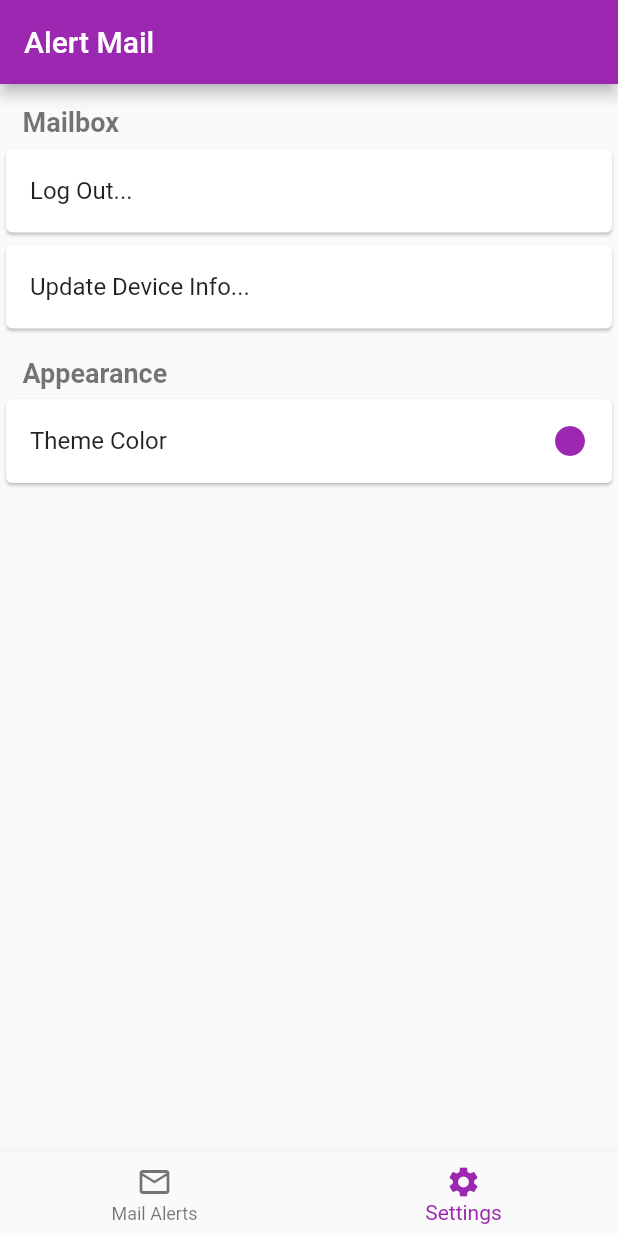
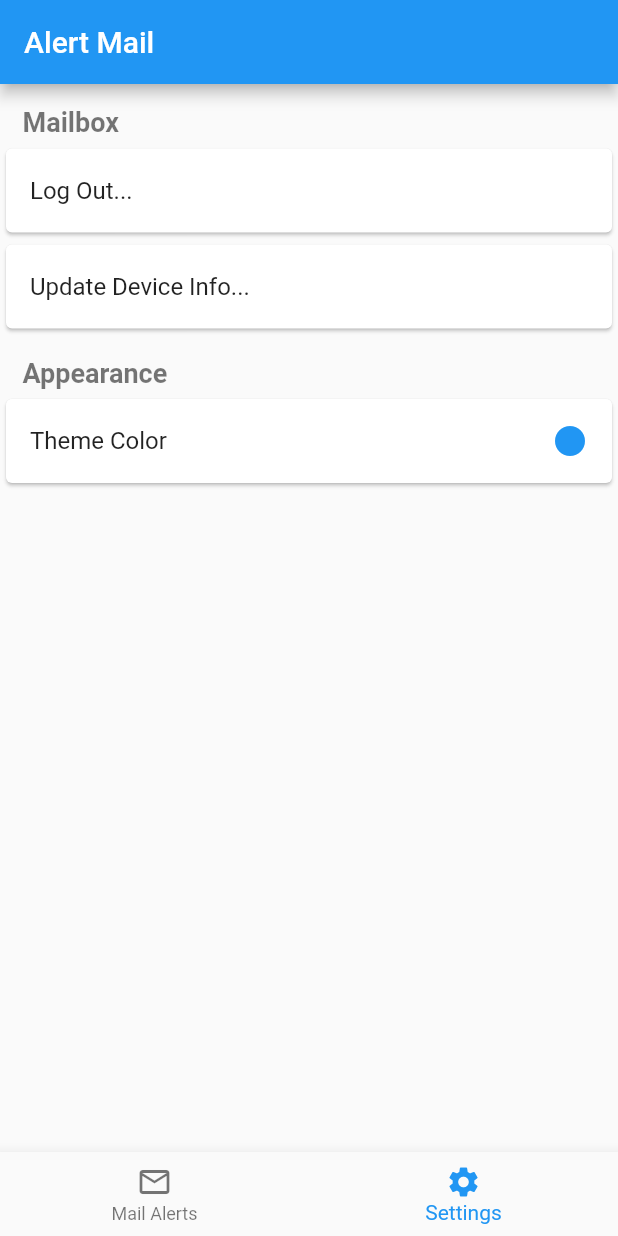
Before and after one commit to prakash-shekhar/alertmail-flutter, a Flutter app: the screen it shows after launch, item 2 of the bottom bar chosen, on a phone screen of 412 x 824 dp. Run offline on Flutter 3.47's test engine with Material 2 defaults, Android fonts, the phone set to English and light mode, and no system bars; our stand-ins replace cloud_firestore, firebase_core; accounts and stored records are empty.

```diff
--- a/lib/main.dart
+++ b/lib/main.dart
@@ -20,7 +20,7 @@ class AlertMail extends StatelessWidget {
     return MaterialApp(
       title: 'Alert Mail',
       theme: ThemeData(
-        primarySwatch: Colors.purple,
+        primarySwatch: Colors.blue,
       ),
       themeMode: ThemeMode.system,
       home: const AlertMailHome(title: 'Alert Mail'),
```
Also changed, not shown: lib/alerts.dart (+6 -4 lines), 3 other files.
